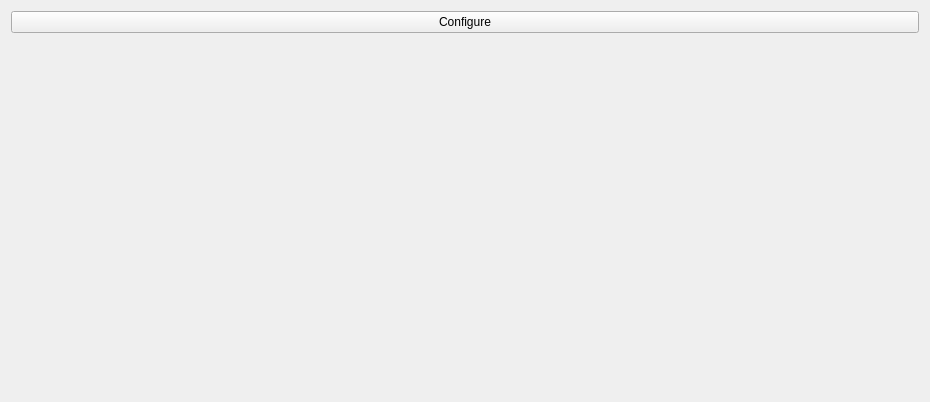
Old version of the form ui/FleetTracker.ui in the repository leothehero/Prun-Shipment-Manager.
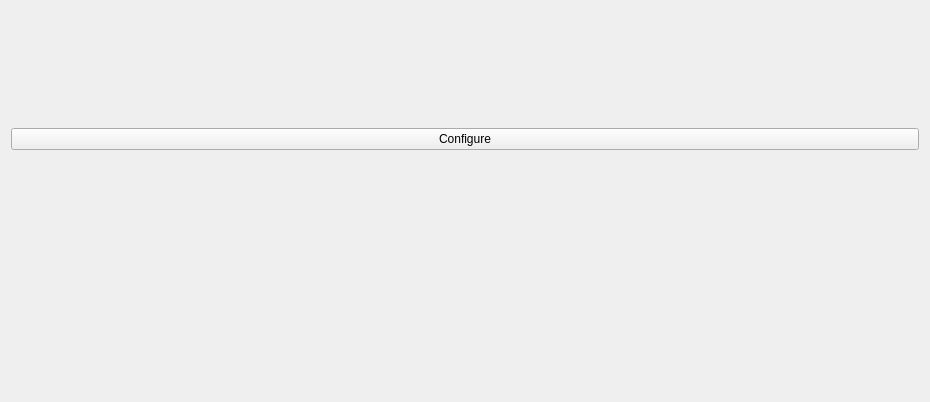
New version of the form.

Commit message: Fleet Display Panel and loading successfully implemented

Diff of the .ui file:
```diff
--- a/ui/FleetTracker.ui
+++ b/ui/FleetTracker.ui
@@ -35,7 +35,29 @@
    </item>
    <item>
     <widget class="QWidget" name="FleetWidget" native="true">
-     <layout class="QVBoxLayout" name="verticalLayout_2"/>
+     <property name="sizePolicy">
+      <sizepolicy hsizetype="MinimumExpanding" vsizetype="Maximum">
+       <horstretch>0</horstretch>
+       <verstretch>0</verstretch>
+      </sizepolicy>
+     </property>
+     <layout class="QVBoxLayout" name="verticalLayout_2">
+      <property name="spacing">
+       <number>9</number>
+      </property>
+      <property name="leftMargin">
+       <number>0</number>
+      </property>
+      <property name="topMargin">
+       <number>0</number>
+      </property>
+      <property name="rightMargin">
+       <number>0</number>
+      </property>
+      <property name="bottomMargin">
+       <number>0</number>
+      </property>
+     </layout>
     </widget>
    </item>
   </layout>
```
The commit also changes 4 other files.
